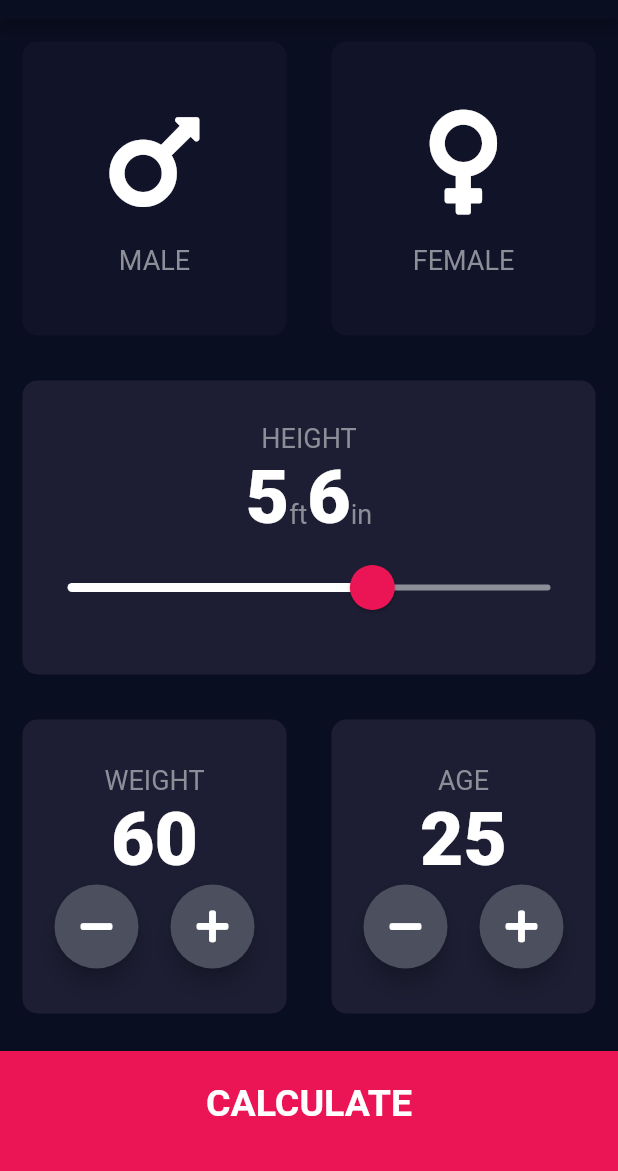
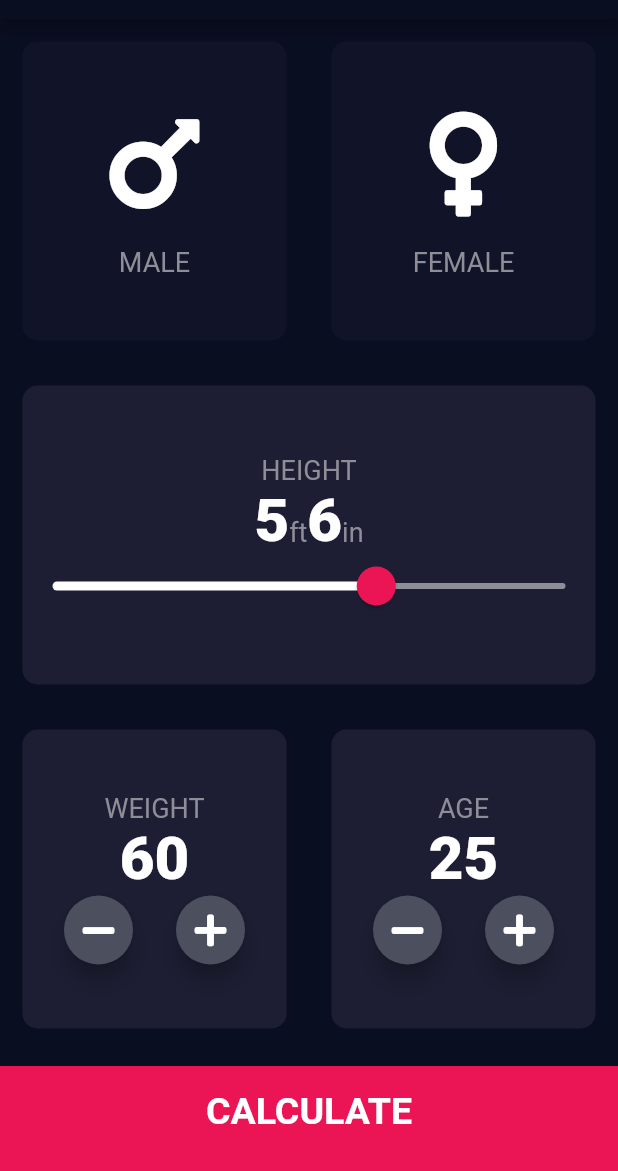
Before and after one commit to parajuliamit/BMI_Calculator_Flutter, a Flutter app: the screen it shows after launch, on a phone screen of 412 x 824 dp, the part 65-1236 px from its top. Run offline on Flutter 3.47's test engine with Material 2 defaults, Android fonts, the phone set to English and light mode, and no system bars; our stand-ins replace font_awesome_flutter.

Commit message:
updated app icons

```diff
--- a/lib/components/round_button_icon.dart
+++ b/lib/components/round_button_icon.dart
@@ -12,8 +12,8 @@ class RoundIconButton extends StatelessWidget {
       elevation: 6.0,
       onPressed: onPress,
       constraints: BoxConstraints.tightFor(
-        width: 56.0,
-        height: 56.0,
+        width: 46.0,
+        height: 46.0,
       ),
       shape: CircleBorder(),
       fillColor: kButtonColor,
--- a/lib/constants.dart
+++ b/lib/constants.dart
@@ -1,6 +1,6 @@
 import 'package:flutter/material.dart';
 
-const kBottomContainerHeight = 80.0;
+const kBottomContainerHeight = 70.0;
 const kCardColor = Color(0xFF1D1E33);
 const kInactiveCardColor = Color(0xFF111328);
 const kBottomContainerColor = Color(0xFFEB1555);
@@ -12,7 +12,7 @@ const kLabelTextStyle = TextStyle(
 );
 
 const kNumberTextStyle = TextStyle(
-  fontSize: 50.0,
+  fontSize: 40.0,
   fontWeight: FontWeight.w900,
 );
 
--- a/lib/screens/input_page.dart
+++ b/lib/screens/input_page.dart
@@ -117,9 +117,9 @@ class _InputPageState extends State<InputPage> {
                     data: SliderTheme.of(context).copyWith(
                       activeTrackColor: Colors.white,
                       thumbShape:
-                          RoundSliderThumbShape(enabledThumbRadius: 15.0),
+                          RoundSliderThumbShape(enabledThumbRadius: 13.0),
                       overlayShape:
-                          RoundSliderOverlayShape(overlayRadius: 30.0),
+                          RoundSliderOverlayShape(overlayRadius: 20.0),
                       thumbColor: Color(0xFFEB1555),
                       overlayColor: Color(0x29EB1555),
                     ),
```
Also changed, not shown: 21 other files.
